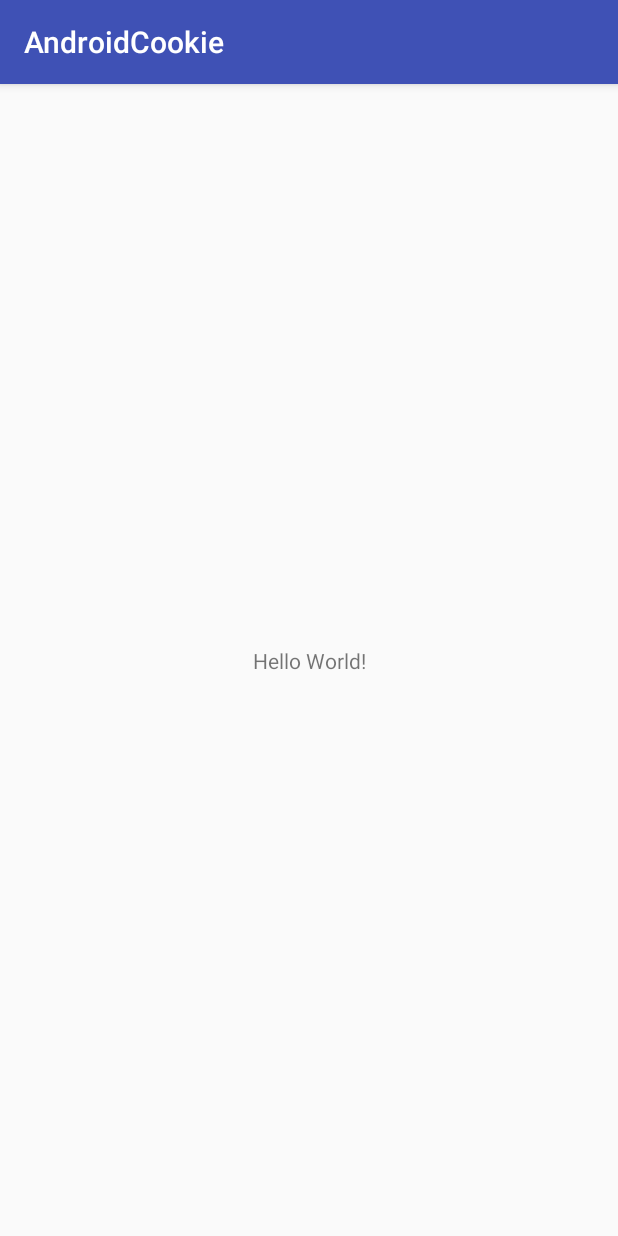
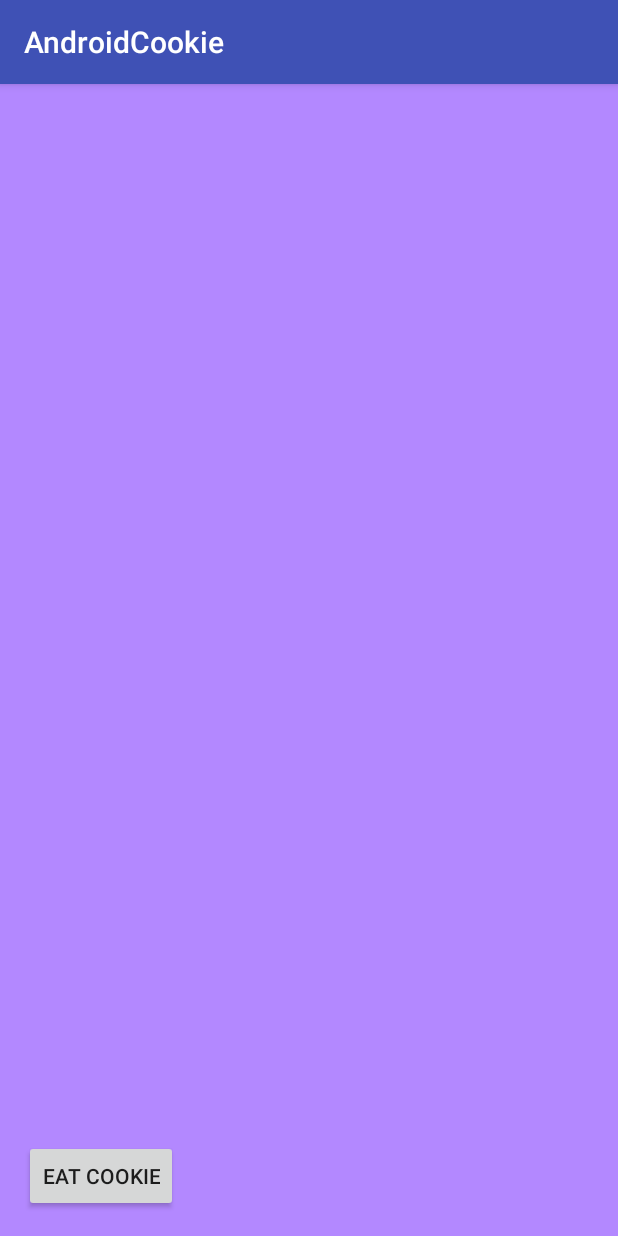
Before and after one commit to Devonltaylor/Data-Manipulation-One, an Android app: the screen it shows after launch (MainActivity), on a phone screen of 412 x 824 dp. Run offline under Robolectric (Android 15) with nearby library versions, the phone set to English and light mode, and no system bars.

Commit message:
2nd Commit: File and layout set, button and background added. Setting up Java file to run onClick commands.

```diff
--- a/app/src/main/res/layout/activity_main.xml
+++ b/app/src/main/res/layout/activity_main.xml
@@ -1,18 +1,25 @@
 <?xml version="1.0" encoding="utf-8"?>
-<android.support.constraint.ConstraintLayout xmlns:android="http://schemas.android.com/apk/res/android"
+<LinearLayout xmlns:android="http://schemas.android.com/apk/res/android"
     xmlns:app="http://schemas.android.com/apk/res-auto"
     xmlns:tools="http://schemas.android.com/tools"
     android:layout_width="match_parent"
     android:layout_height="match_parent"
+    android:background="#B388FF"
+    android:orientation="vertical"
     tools:context="com.vonlor.androidcookie.MainActivity">
 
-    <TextView
+    <ImageView
+        android:id="@+id/android_cookie_image_view"
+        android:layout_width="match_parent"
+        android:layout_height="0dp"
+        android:layout_weight="1"
+        android:scaleType="centerCrop" />
+
+    <Button
         android:layout_width="wrap_content"
         android:layout_height="wrap_content"
-        android:text="Hello World!"
-        app:layout_constraintBottom_toBottomOf="parent"
-        app:layout_constraintLeft_toLeftOf="parent"
-        app:layout_constraintRight_toRightOf="parent"
-        app:layout_constraintTop_toTopOf="parent" />
+        android:layout_margin="16dp"
+        android:text="EAT COOKIE"
+        android:onClick="eatCookie"/>
 
-</android.support.constraint.ConstraintLayout>
+</LinearLayout>
```
